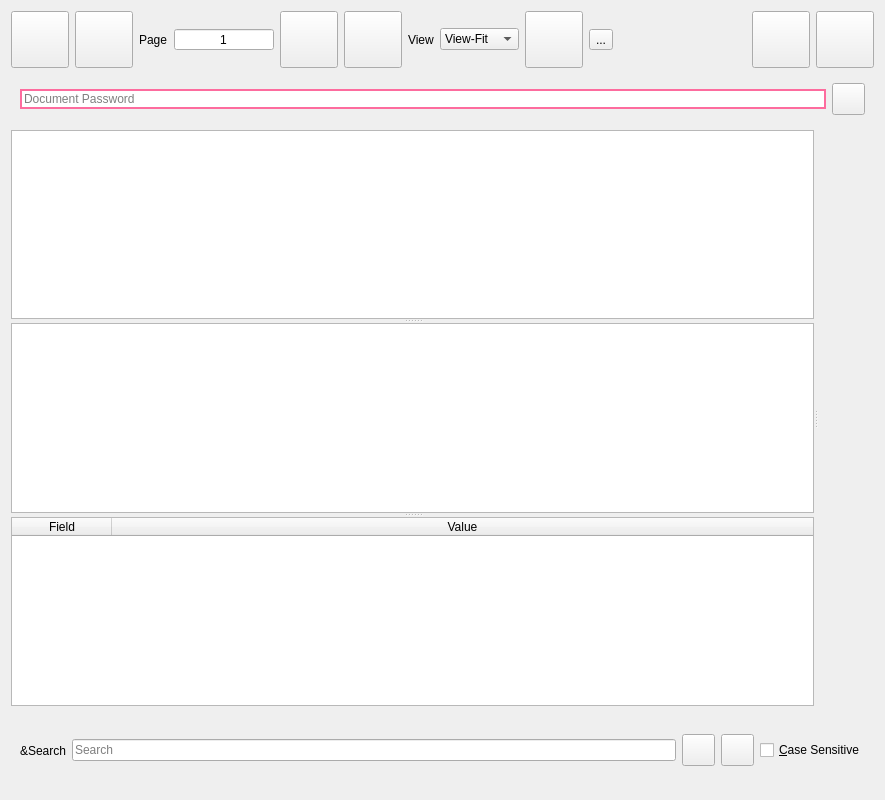
Qt form UI/wise-pdf-view.ui (textbrowser/wise) before a commit.
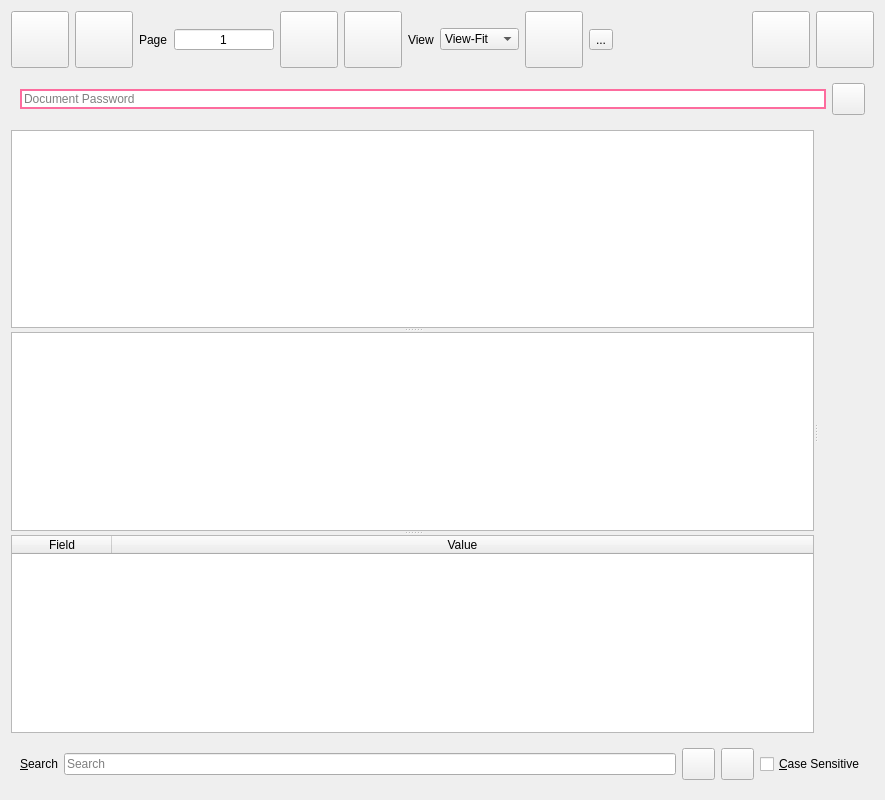
The same form after that commit. Icons and pictures are not drawn.

The edit to the form file:
```diff
--- a/UI/wise-pdf-view.ui
+++ b/UI/wise-pdf-view.ui
@@ -373,12 +373,21 @@
    </item>
    <item>
     <widget class="QFrame" name="search_frame">
+     <property name="sizePolicy">
+      <sizepolicy hsizetype="Preferred" vsizetype="Maximum">
+       <horstretch>0</horstretch>
+       <verstretch>0</verstretch>
+      </sizepolicy>
+     </property>
      <layout class="QHBoxLayout" name="horizontalLayout_4">
       <item>
        <widget class="QLabel" name="label">
         <property name="text">
          <string>&amp;Search</string>
         </property>
+        <property name="buddy">
+         <cstring>search</cstring>
+        </property>
        </widget>
       </item>
       <item>
```
